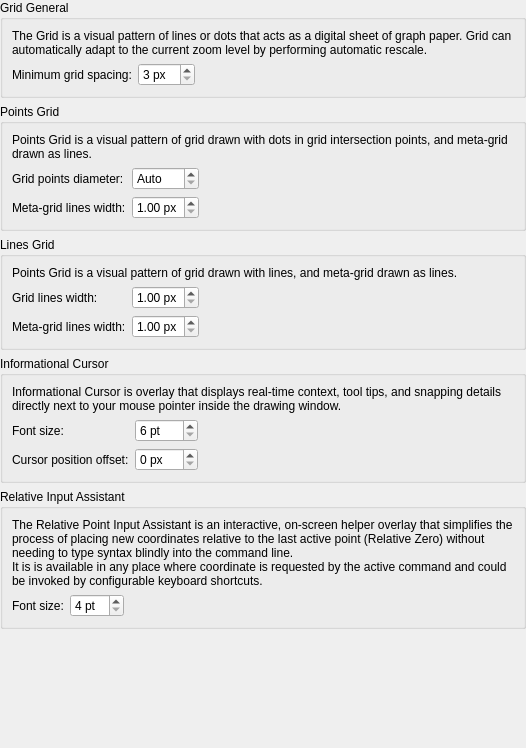
The window that librecad/src/ui/dialogs/settings/options_drafting/pages/metrics/lc_settings_page_drafting_metrics_overlays.ui (sand1024/LibreCAD) describes before a commit, drawn with Qt 5.
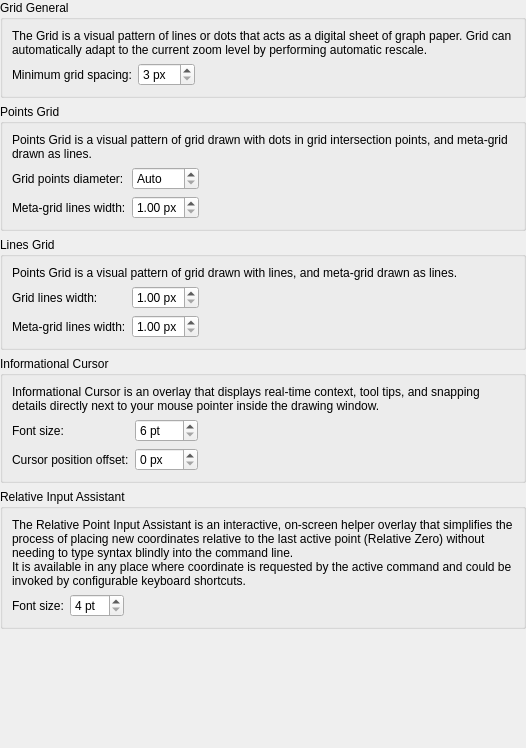
The same window after the commit.

Patch:
```diff
--- a/librecad/src/ui/dialogs/settings/options_drafting/pages/metrics/lc_settings_page_drafting_metrics_overlays.ui
+++ b/librecad/src/ui/dialogs/settings/options_drafting/pages/metrics/lc_settings_page_drafting_metrics_overlays.ui
@@ -217,7 +217,8 @@
       <item row="0" column="0" colspan="3">
        <widget class="QLabel" name="label_5">
         <property name="text">
-         <string>The Relative Point Input Assistant is an interactive, on-screen helper overlay that simplifies the process of placing new coordinates relative to the last active point (Relative Zero) without needing to type syntax blindly into the command line.&lt;br&gt;It is is available in any place where coordinate is requested by the active command and could be invoked by configurable keyboard shortcuts.</string>
+         <string>The Relative Point Input Assistant is an interactive, on-screen helper overlay that simplifies the process of placing new coordinates relative to the last active point (Relative Zero) without needing to type syntax blindly into the command line.
+It is available in any place where coordinate is requested by the active command and could be invoked by configurable keyboard shortcuts.</string>
         </property>
         <property name="wordWrap">
          <bool>true</bool>
@@ -314,7 +315,7 @@
       <item row="0" column="0" colspan="3">
        <widget class="QLabel" name="label_4">
         <property name="text">
-         <string>Informational Cursor is overlay that displays real-time context, tool tips, and snapping details directly next to your mouse pointer inside the drawing window.</string>
+         <string>Informational Cursor is an overlay that displays real-time context, tool tips, and snapping details directly next to your mouse pointer inside the drawing window.</string>
         </property>
         <property name="wordWrap">
          <bool>true</bool>
```
